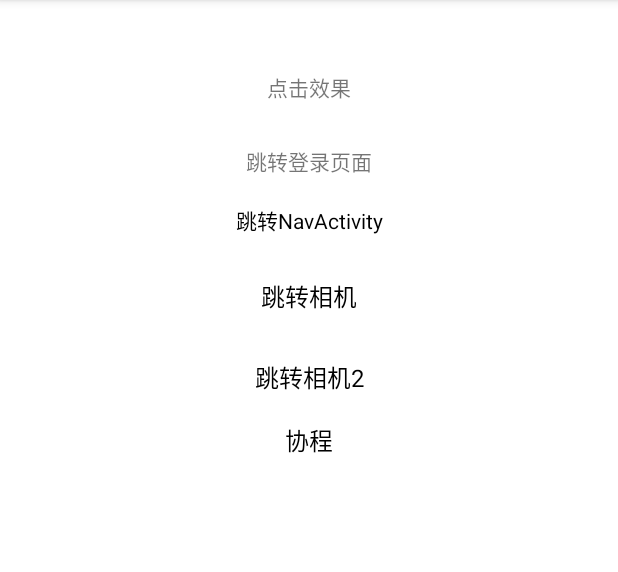
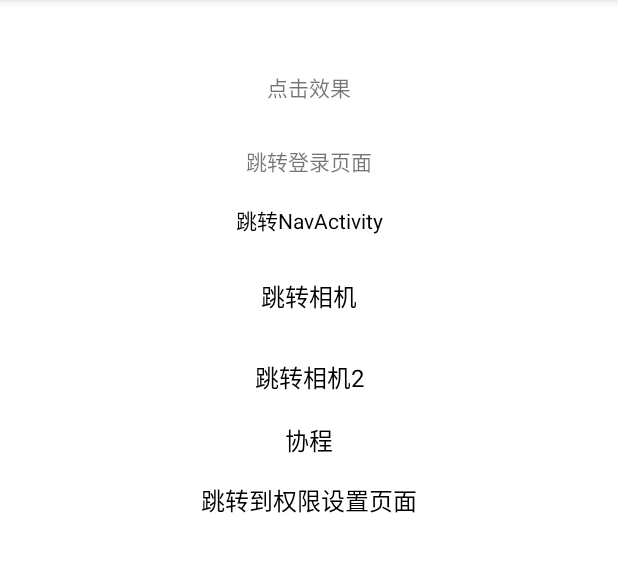
Before and after one commit to Storm-sev/StormWidgetDemo, an Android app: the screen it shows after launch (MainActivity), on a phone screen of 412 x 824 dp, the part 84-656 px from its top. Run offline under Robolectric (Android 15) with nearby library versions, the phone set to English and light mode, and no system bars; our stand-ins replace RxJava; libraries missing offline, so code that uses them is left out: com.tbruyelle.rxpermissions3; 2 statements that could not run were skipped.

```diff
--- a/app/build.gradle
+++ b/app/build.gradle
@@ -87,5 +87,8 @@ dependencies {
     implementation "androidx.navigation:navigation-fragment-ktx:$nav_version"
     implementation "androidx.navigation:navigation-ui-ktx:$nav_version"
 
+//     permission
+    implementation 'com.github.tbruyelle:rxpermissions:0.12'
+
 
 }
--- a/app/src/main/AndroidManifest.xml
+++ b/app/src/main/AndroidManifest.xml
@@ -17,6 +17,9 @@
         android:roundIcon="@mipmap/ic_launcher_round"
         android:supportsRtl="true"
         android:theme="@style/Theme.CustomNewDemo">
+        <activity
+            android:name=".act.PermissionInfoActivity"
+            android:exported="true" />
         <activity
             android:name=".act.CoroutinesActivity"
             android:exported="true" />
--- a/app/src/main/java/com/example/customnewdemo/MainActivity.kt
+++ b/app/src/main/java/com/example/customnewdemo/MainActivity.kt
@@ -1,5 +1,6 @@
 package com.example.customnewdemo
 
+import android.Manifest
 import android.content.Intent
 import androidx.appcompat.app.AppCompatActivity
 import android.os.Bundle
@@ -7,16 +8,15 @@ import android.util.Log
 import android.widget.Toast
 import androidx.activity.viewModels
 import androidx.lifecycle.Observer
-import com.example.customnewdemo.act.Camera2Activity
-import com.example.customnewdemo.act.CameraActivity
-import com.example.customnewdemo.act.CoroutinesActivity
-import com.example.customnewdemo.act.NavActivity
+import com.example.customnewdemo.act.*
 import com.example.customnewdemo.act.viewmodel.MainViewModel
 import com.example.customnewdemo.app.MyApplication
 import com.example.customnewdemo.databinding.ActivityMainBinding
 import com.example.customnewdemo.net.netState.NetStateChangeObserver
 import com.example.customnewdemo.net.netState.NetStateChangeReceiver
 import com.example.customnewdemo.net.netState.NetworkUtils
+import com.tbruyelle.rxpermissions3.RxPermissions
+import io.reactivex.rxjava3.functions.Consumer
 
 class MainActivity : AppCompatActivity(), NetStateChangeObserver {
 
@@ -28,7 +28,7 @@ class MainActivity : AppCompatActivity(), NetStateChangeObserver {
 
         setContentView(binding.root)
         NetStateChangeReceiver.registerReceiver(this)
-
+        requestPermission();
         viewModel.loadUserHead()
         binding.startActivity.setOnClickListener {
             MyApplication.startLogin();
@@ -52,7 +52,33 @@ class MainActivity : AppCompatActivity(), NetStateChangeObserver {
 
     }
 
+
+
+    var rxPermissions: RxPermissions? =null
+    /**
+     * 权限申请
+     */
+    private fun requestPermission() {
+        if (null == rxPermissions ){
+            rxPermissions = RxPermissions(this)
+
+        }
+        rxPermissions?.request(Manifest.permission.WRITE_EXTERNAL_STORAGE)
+            ?.subscribe(Consumer { granted->{
+                if (granted) {
+
+                } else {
+
+                }
+            } })
+
+
+    }
+
     private fun setUpListener() {
+        binding.tvPermission.setOnClickListener {
+            PermissionInfoActivity.startSelf(this)
+        }
         binding.tvCoroutines.setOnClickListener {
             CoroutinesActivity.startSelf(this)
 
--- a/app/src/main/res/layout/activity_main.xml
+++ b/app/src/main/res/layout/activity_main.xml
@@ -89,5 +89,18 @@
         app:layout_constraintStart_toStartOf="parent"
         app:layout_constraintTop_toBottomOf="@id/tv_camera2"/>
 
+ <TextView
+        android:paddingVertical="8dp"
+        android:paddingHorizontal="10dp"
+        android:id="@+id/tv_permission"
+        android:layout_width="wrap_content"
+        android:layout_height="wrap_content"
+        android:text="跳转到权限设置页面"
+        android:textColor="@color/black"
+        android:textSize="16sp"
+        app:layout_constraintEnd_toEndOf="parent"
+        app:layout_constraintStart_toStartOf="parent"
+        app:layout_constraintTop_toBottomOf="@id/tv_coroutines"/>
+
 
 </androidx.constraintlayout.widget.ConstraintLayout>
--- a/build.gradle
+++ b/build.gradle
@@ -6,6 +6,7 @@ buildscript {
     repositories {
         google()
         mavenCentral()
+        maven { url 'https://jitpack.io' }
     }
     dependencies {
         classpath "com.android.tools.build:gradle:4.2.1"
@@ -20,6 +21,8 @@ allprojects {
     repositories {
         google()
         mavenCentral()
+        maven { url 'https://jitpack.io' }
+
 //        jcenter() // Warning: this repository is going to shut down soon
     }
 }
```
Also changed, not shown: app/src/main/java/com/example/customnewdemo/act/PermissionInfoActivity.kt (added, +39 -0 lines), app/src/main/java/com/example/customnewdemo/utils/AppUtils.kt (+11 -0 lines), app/src/main/res/layout/activity_permission_info.xml (added, +21 -0 lines).
